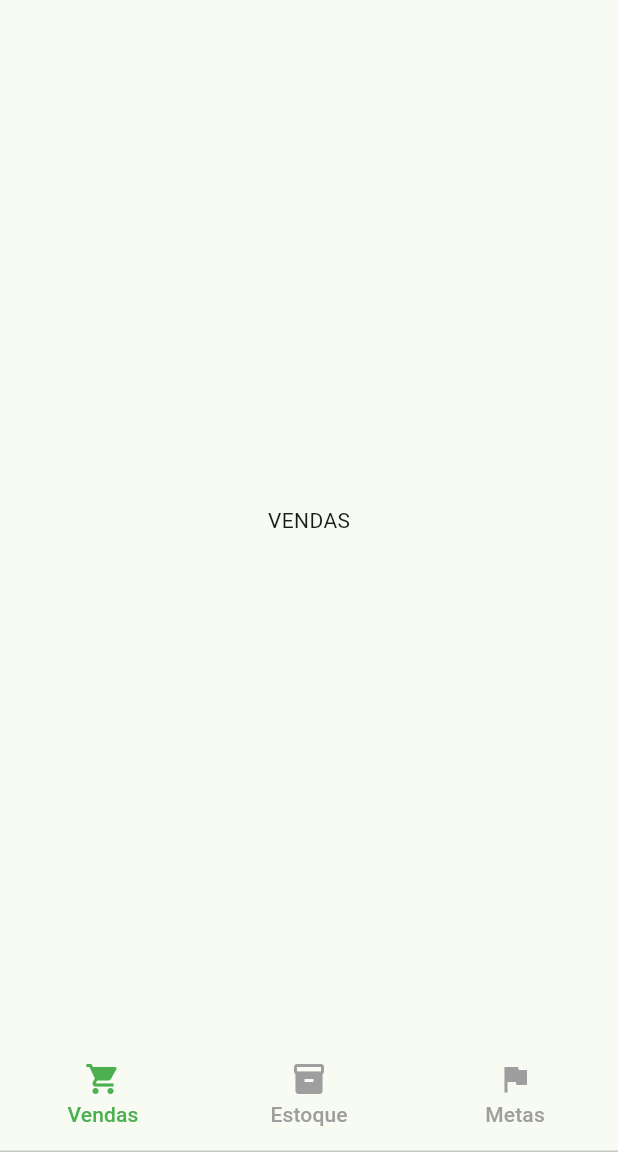
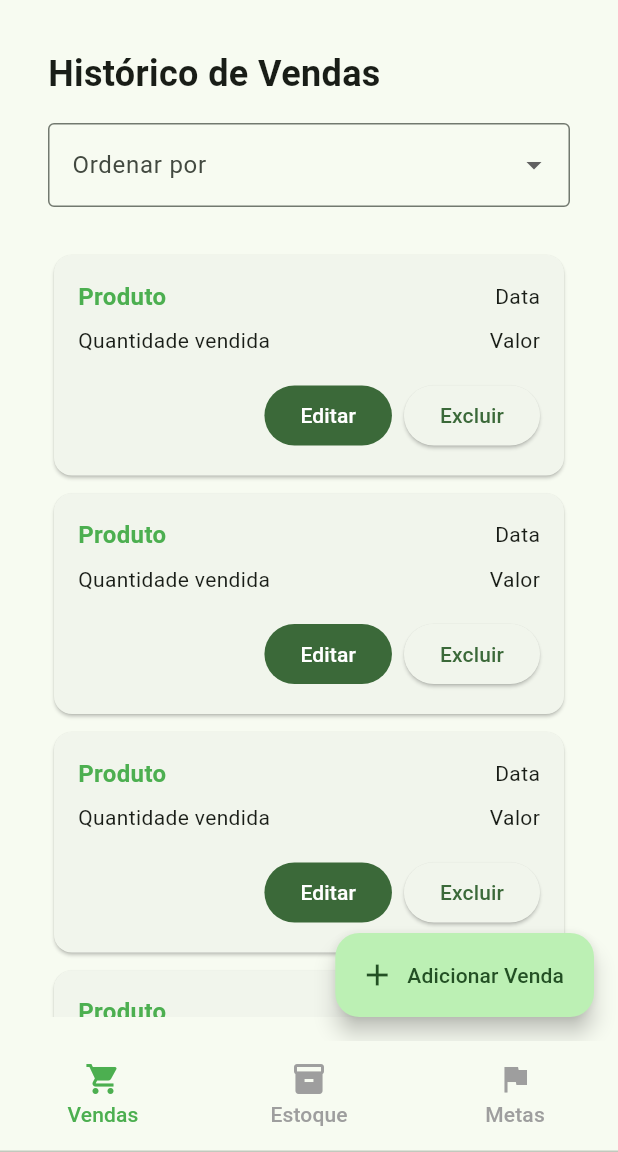
Before and after one commit to Gabsato02/fiap-hackaton-app, a Flutter app: the HomeTabs screen opened by its route, on a phone screen of 412 x 824 dp, the part 84-1236 px from its top. Run offline on Flutter 3.47's test engine with Material 3 defaults, Android fonts, the light colour scheme and no system bars; our stand-ins replace firebase_auth, firebase_core; missing offline and left inert: firebase_ui_auth, firebase_ui_oauth_google; accounts and stored records are empty.

Commit message:
Adiciona componentes de listagem, modal de venda e modal de confirmação

```diff
--- /dev/null
+++ b/lib/modules/sales/domain/entities/index.dart
@@ -0,0 +1,20 @@
+class Product {
+  final String id;
+  final String name;
+  final double price;
+
+  Product({required this.id, required this.name, required this.price});
+}
+
+class Sale {
+  final String id;
+  final String productId;
+  final int quantity;
+  final String date;
+
+  Sale(
+      {required this.id,
+      required this.productId,
+      required this.quantity,
+      required this.date});
+}
--- /dev/null
+++ b/lib/modules/sales/presentation/components/sales_card.dart
@@ -0,0 +1,73 @@
+import 'package:fiap_hackaton_app/utils/index.dart';
+import 'package:flutter/material.dart';
+
+class SalesCard extends StatelessWidget {
+  const SalesCard({super.key});
+
+  void _onDeletePressed(BuildContext context) async {
+    final confirmed = await showConfirmDialog(
+        context, 'Confirmar exclusão', 'Tem certeza que deseja apagar?');
+
+    if (confirmed == true) {
+      // usuário confirmou
+      print('Excluindo...');
+    } else {
+      // cancelou ou fechou o modal
+      print('Cancelado');
+    }
+  }
+
+  @override
+  Widget build(BuildContext context) {
+    return Card(
+      shape: RoundedRectangleBorder(borderRadius: BorderRadius.circular(12)),
+      elevation: 1,
+      child: Padding(
+        padding: const EdgeInsets.all(16.0),
+        child: Column(
+          crossAxisAlignment: CrossAxisAlignment.start,
+          children: [
+            Row(
+              mainAxisAlignment: MainAxisAlignment.spaceBetween,
+              children: const [
+                Text(
+                  'Produto',
+                  style: TextStyle(
+                      fontSize: 16,
+                      fontWeight: FontWeight.bold,
+                      color: Colors.green),
+                ),
+                Text('Data'),
+              ],
+            ),
+            const SizedBox(height: 8),
+            Row(
+              mainAxisAlignment: MainAxisAlignment.spaceBetween,
+              children: const [
+                Text('Quantidade vendida'),
+                Text('Valor'),
+              ],
+            ),
+            const SizedBox(height: 16),
+            Row(
+              mainAxisAlignment: MainAxisAlignment.end,
+              children: [
+                FilledButton(
+                  onPressed: () {},
+                  child: const Text('Editar'),
+                ),
+                const SizedBox(width: 8),
+                ElevatedButton(
+                  onPressed: () {
+                    _onDeletePressed(context);
+                  },
+                  child: const Text('Excluir'),
+                ),
+              ],
+            ),
+          ],
+        ),
+      ),
+    );
+  }
+}
--- /dev/null
+++ b/lib/modules/sales/presentation/components/sales_filter.dart
@@ -0,0 +1,33 @@
+import 'package:flutter/material.dart';
+
+class SalesFilter extends StatelessWidget {
+  const SalesFilter({super.key});
+
+  final List<Map<String, String>> filters = const [
+    {'value': 'name', 'label': 'Nome'},
+    {'value': 'product_quantity', 'label': 'Quantidade'},
+    {'value': 'date', 'label': 'Data'},
+    {'value': 'total_price', 'label': 'Valor'},
+  ];
+
+  @override
+  Widget build(BuildContext context) {
+    return DropdownButtonFormField<String>(
+      decoration: const InputDecoration(
+        labelText: 'Ordenar por',
+        border: OutlineInputBorder(),
+      ),
+      items: filters
+          .map(
+            (filter) => DropdownMenuItem<String>(
+              value: filter['value'],
+              child: Text(filter['label']!),
+            ),
+          )
+          .toList(),
+      onChanged: (value) {
+        debugPrint('Selecionado: $value');
+      },
+    );
+  }
+}
--- /dev/null
+++ b/lib/modules/sales/presentation/components/sales_list.dart
@@ -0,0 +1,36 @@
+import 'package:fiap_hackaton_app/modules/sales/presentation/components/sales_card.dart';
+import 'package:fiap_hackaton_app/modules/sales/presentation/components/sales_filter.dart';
+import 'package:flutter/material.dart';
+
+class SalesList extends StatelessWidget {
+  const SalesList({super.key});
+
+  @override
+  Widget build(BuildContext context) {
+    return ListView.separated(
+      padding: const EdgeInsets.fromLTRB(16, 16, 16, 88),
+      itemCount: 5,
+      itemBuilder: (context, index) {
+        if (index == 0) {
+          return Column(
+            crossAxisAlignment: CrossAxisAlignment.start,
+            spacing: 16,
+            children: [
+            Text(
+              'Histórico de Vendas',
+              style: TextStyle(
+                fontWeight: FontWeight.bold,
+                fontSize: 24,
+              ),
+            ),
+            SalesFilter(),
+            const SizedBox(height: 8),
+          ]);
+        }
+
+        return const SalesCard();
+      },
+      separatorBuilder: (context, index) => const SizedBox(height: 4),
+    );
+  }
+}
--- a/lib/modules/sales/presentation/views/sales.dart
+++ b/lib/modules/sales/presentation/views/sales.dart
@@ -1,11 +1,48 @@
+import 'package:fiap_hackaton_app/modules/sales/domain/entities/index.dart';
+import 'package:fiap_hackaton_app/modules/sales/presentation/components/sales_list.dart';
+import 'package:fiap_hackaton_app/modules/sales/presentation/components/sales_modal.dart';
 import 'package:flutter/material.dart';
 
-class Sales extends StatelessWidget {
+// Supondo que você já criou SalesModal e Product
+
+class Sales extends StatefulWidget {
   const Sales({super.key});
+
+  @override
+  State<Sales> createState() => _SalesState();
+}
+
+class _SalesState extends State<Sales> {
+  void _openSalesModal() {
+    showDialog(
+      context: context,
+      builder: (context) => SalesModal(
+        open: true,
+        onClose: () => Navigator.of(context).pop(),
+        products: products,
+        currentSale: null,
+      ),
+    );
+  }
+
+  // Exemplo de produtos mockados
+  final List<Product> products = [
+    Product(id: '1', name: 'Produto A', price: 12.5),
+    Product(id: '2', name: 'Produto B', price: 9.99),
+  ];
 
   @override
   Widget build(BuildContext context) {
     return Scaffold(
-        body: Center(child: Text('VENDAS')));
+      floatingActionButton: FloatingActionButton.extended(
+        onPressed: _openSalesModal,
+        label: const Text('Adicionar Venda'),
+        icon: const Icon(Icons.add),
+      ),
+      body: const Padding(
+        padding: EdgeInsets.all(16.0),
+        child: SalesList(),
+      ),
+    );
   }
 }
```
Also changed, not shown: lib/modules/host/presentation/components/custom_appbar.dart (+12 -2 lines), lib/modules/sales/presentation/components/sales_modal.dart (added, +147 -0 lines), lib/utils/index.dart (added, +22 -0 lines).
